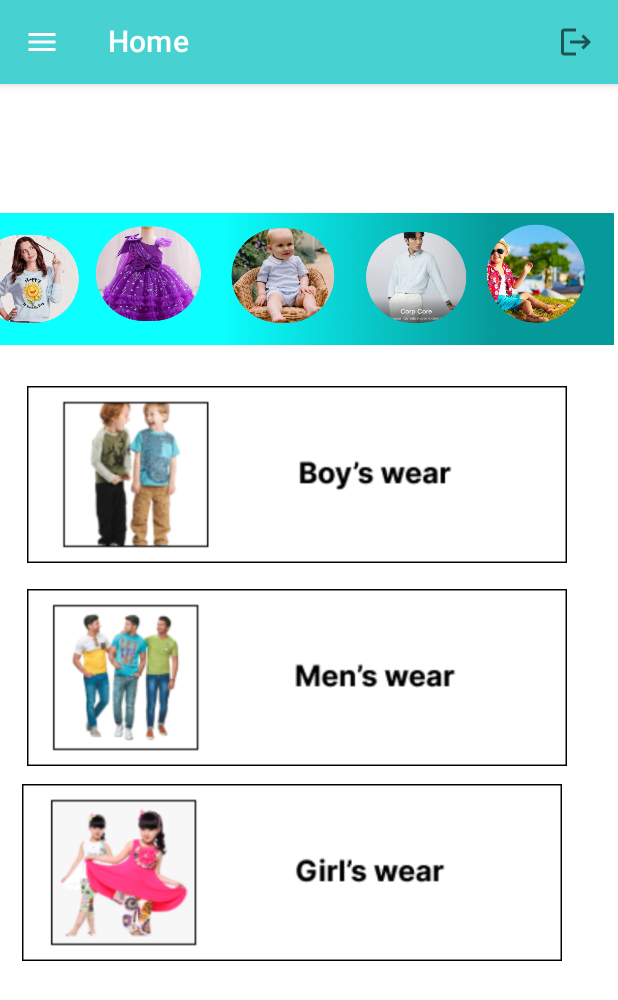
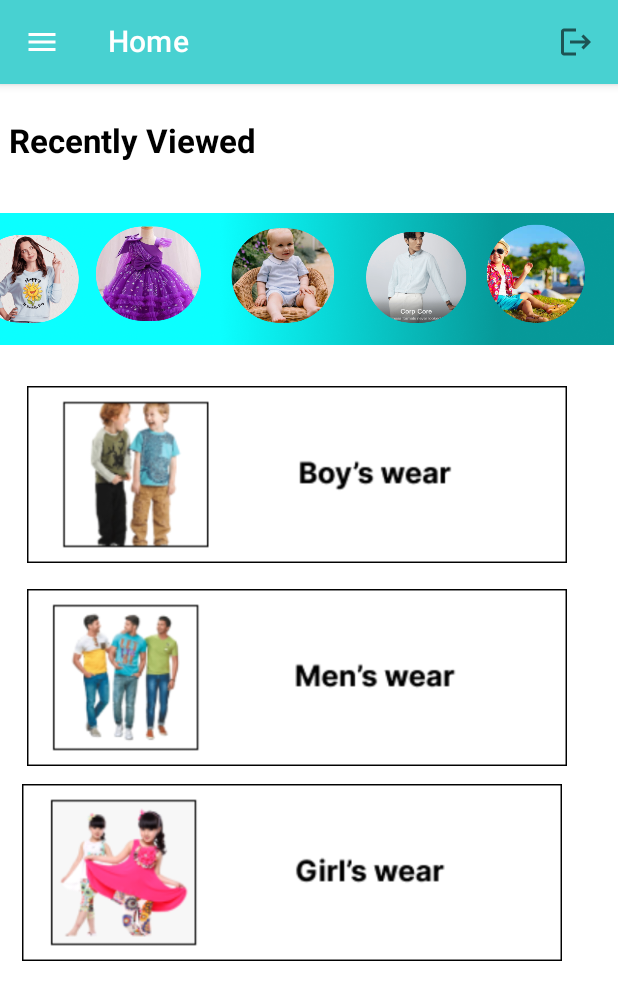
Before and after one commit to ram2105-star/fashionhub, an Android app built with Jetpack Compose: the @Preview function HomeScreenPreview, on a phone screen of 412 x 824 dp. Shown: the top 1000 px of the screen. Run offline under Robolectric (Android 15) with nearby library versions, the phone set to English and light mode, and no system bars; our stand-ins replace Firebase (no records; nobody signed in at launch, a user with empty details on screens opened directly).

Commit message:
main page1

```diff
--- a/app/src/main/java/com/fashionhub/venkatasai/screens/MainScreen.kt
+++ b/app/src/main/java/com/fashionhub/venkatasai/screens/MainScreen.kt
@@ -149,6 +149,23 @@ fun HomeScreen(homeViewModel: FashiomHubViewModel = viewModel()) {
                     }
 
                     //1
+                    Text(
+                        text = "Recently Viewed",
+                        color = Color.Black,
+                        style = TextStyle(
+                            fontSize = 22.sp,
+                            fontWeight = FontWeight.Bold
+                        ),
+                        modifier = Modifier
+                            .align(alignment = Alignment.TopStart)
+                            .offset(
+                                x = 6.dp,
+                                y = 25.dp
+                            )
+                            .requiredWidth(width = 215.dp)
+                            .requiredHeight(height = 68.dp)
+                    )
+
                     Box(
                         modifier = Modifier
                             .align(alignment = Alignment.TopStart)
```
